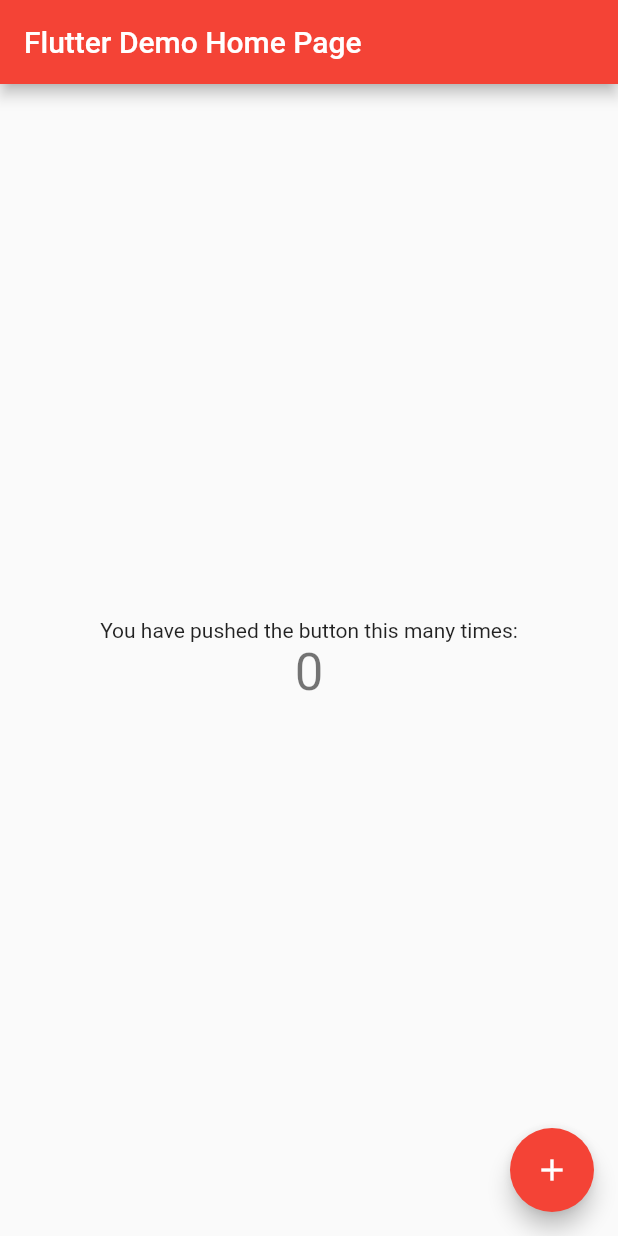
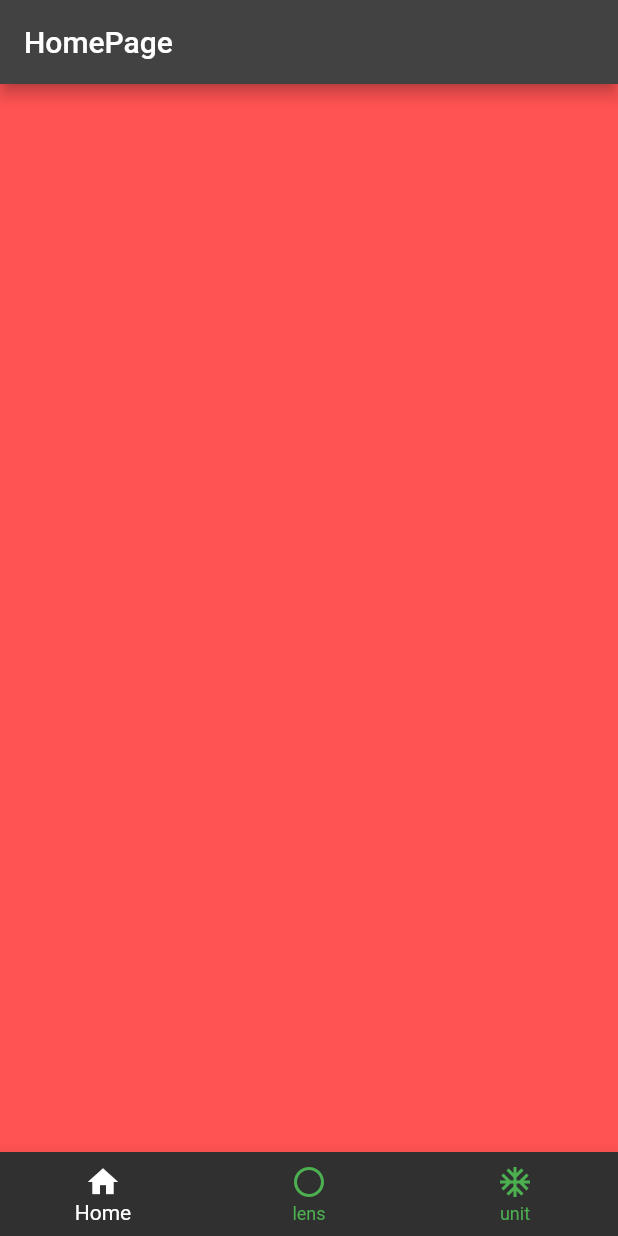
Before and after one commit to shuyanov/CommandProjectForHackathon, a Flutter app: the screen it shows after launch, on a phone screen of 412 x 824 dp. Run offline on Flutter 3.47's test engine with Material 2 defaults, Android fonts, the phone set to English and light mode, and no system bars.

Commit message:
add HomePage;

```diff
--- /dev/null
+++ b/flutter/lib/Pages/homePage.dart
@@ -0,0 +1,45 @@
+import 'package:flutter/material.dart';
+
+class HomeScreen extends StatefulWidget {
+  const HomeScreen({Key? key}) : super(key: key);
+
+  @override
+  State<HomeScreen> createState() => _HomeScreenState();
+}
+
+class _HomeScreenState extends State<HomeScreen> {
+  int _selectIndex = 0;
+  PageController pageController = PageController();
+
+  void onTappen(int index){
+    setState(() {
+      _selectIndex = index;
+    });
+    pageController.jumpToPage(index);
+  }
+
+  @override
+  Widget build(BuildContext context) {
+    return Scaffold(
+      appBar: AppBar(title: Text('HomePage'),),
+      body: PageView(
+        controller:  pageController,
+        children: [
+          Container(color: Colors.redAccent),
+          Container(color: Colors.blue,),
+          Container(color: Colors.green,)
+        ],
+      ),
+      bottomNavigationBar: BottomNavigationBar(items: const <BottomNavigationBarItem>[
+        BottomNavigationBarItem(icon: Icon(Icons.home), label: 'Home'),
+        BottomNavigationBarItem(icon: Icon(Icons.lens_outlined), label: 'lens'),
+        BottomNavigationBarItem(icon: Icon(Icons.ac_unit), label: 'unit'),
+      ],
+        currentIndex: _selectIndex,
+        selectedItemColor: Colors.white,
+        unselectedItemColor: Colors.green,
+        onTap: onTappen,
+      ),
+    );
+  }
+}
--- a/flutter/lib/main.dart
+++ b/flutter/lib/main.dart
@@ -1,115 +1,21 @@
 import 'package:flutter/material.dart';
+import 'Pages/homePage.dart';
 
-void main() {
-  runApp(const MyApp());
+void main() => runApp(new MyApp());
+
+class MyApp extends StatefulWidget {
+  const MyApp({Key? key}) : super(key: key);
+
+  @override
+  State<MyApp> createState() => _MyAppState();
 }
 
-class MyApp extends StatelessWidget {
-  const MyApp({super.key});
-
-  // This widget is the root of your application.
+class _MyAppState extends State<MyApp> {
   @override
   Widget build(BuildContext context) {
     return MaterialApp(
-      title: 'Flutter Demo',
-      theme: ThemeData(
-        // This is the theme of your application.
-        //
-        // Try running your application with "flutter run". You'll see the
-        // application has a blue toolbar. Then, without quitting the app, try
-        // changing the primarySwatch below to Colors.green and then invoke
-        // "hot reload" (press "r" in the console where you ran "flutter run",
-        // or simply save your changes to "hot reload" in a Flutter IDE).
-        // Notice that the counter didn't reset back to zero; the application
-        // is not restarted.
-        primarySwatch: Colors.red,
-      ),
-      home: const MyHomePage(title: 'Flutter Demo Home Page'),
+        theme: ThemeData.dark(),
+        home: HomeScreen(),
     );
   }
 }
-
-class MyHomePage extends StatefulWidget {
-  const MyHomePage({super.key, required this.title});
-
-  // This widget is the home page of your application. It is stateful, meaning
-  // that it has a State object (defined below) that contains fields that affect
-  // how it looks.
-
-  // This class is the configuration for the state. It holds the values (in this
-  // case the title) provided by the parent (in this case the App widget) and
-  // used by the build method of the State. Fields in a Widget subclass are
-  // always marked "final".
-
-  final String title;
-
-  @override
-  State<MyHomePage> createState() => _MyHomePageState();
-}
-
-class _MyHomePageState extends State<MyHomePage> {
-  int _counter = 0;
-
-  void _incrementCounter() {
-    setState(() {
-      // This call to setState tells the Flutter framework that something has
-      // changed in this State, which causes it to rerun the build method below
-      // so that the display can reflect the updated values. If we changed
-      // _counter without calling setState(), then the build method would not be
-      // called again, and so nothing would appear to happen.
-      _counter++;
-    });
-  }
-
-  @override
-  Widget build(BuildContext context) {
-    // This method is rerun every time setState is called, for instance as done
-    // by the _incrementCounter method above.
-    //
-    // The Flutter framework has been optimized to make rerunning build methods
-    // fast, so that you can just rebuild anything that needs updating rather
-    // than having to individually change instances of widgets.
-    return Scaffold(
-      appBar: AppBar(
-        // Here we take the value from the MyHomePage object that was created by
-        // the App.build method, and use it to set our appbar title.
-        title: Text(widget.title),
-      ),
-      body: Center(
-        // Center is a layout widget. It takes a single child and positions it
-        // in the middle of the parent.
-        child: Column(
-          // Column is also a layout widget. It takes a list of children and
-          // arranges them vertically. By default, it sizes itself to fit its
-          // children horizontally, and tries to be as tall as its parent.
-          //
-          // Invoke "debug painting" (press "p" in the console, choose the
-          // "Toggle Debug Paint" action from the Flutter Inspector in Android
-          // Studio, or the "Toggle Debug Paint" command in Visual Studio Code)
-          // to see the wireframe for each widget.
-          //
-          // Column has various properties to control how it sizes itself and
-          // how it positions its children. Here we use mainAxisAlignment to
-          // center the children vertically; the main axis here is the vertical
-          // axis because Columns are vertical (the cross axis would be
-          // horizontal).
-          mainAxisAlignment: MainAxisAlignment.center,
-          children: <Widget>[
-            const Text(
-              'You have pushed the button this many times:',
-            ),
-            Text(
-              '$_counter',
-              style: Theme.of(context).textTheme.headline4,
-            ),
-          ],
-        ),
-      ),
-      floatingActionButton: FloatingActionButton(
-        onPressed: _incrementCounter,
-        tooltip: 'Increment',
-        child: const Icon(Icons.add),
-      ), // This trailing comma makes auto-formatting nicer for build methods.
-    );
-  }
-}
```
